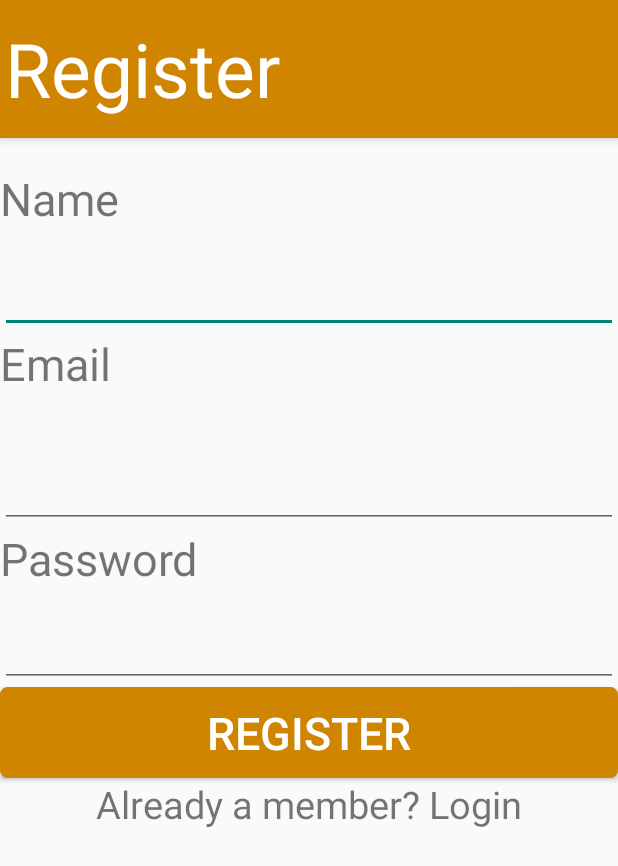
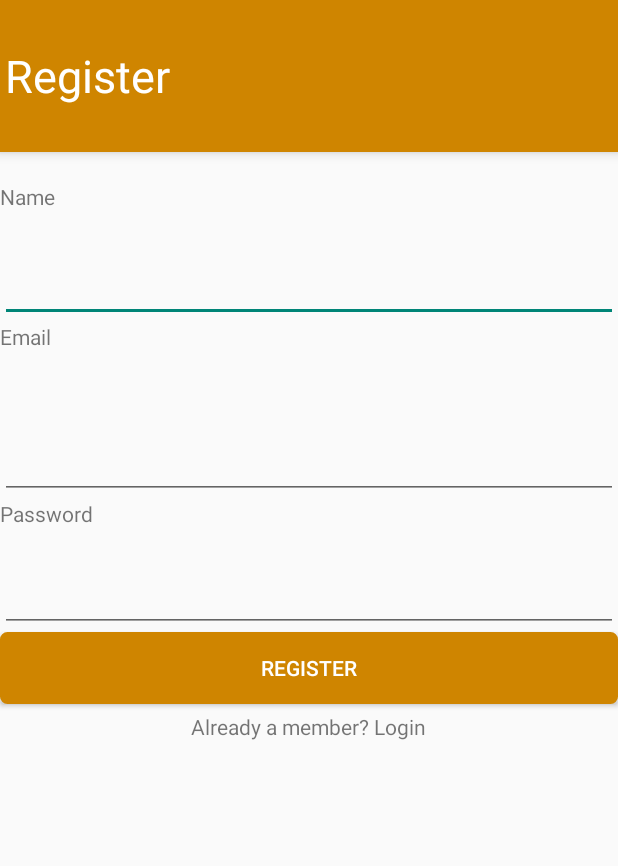
Before and after one commit to Pop-Circle/Personal-Assistant, an Android app: the screen it shows after launch (Register), after a tap on "No account yet? Create One", on a phone screen of 412 x 824 dp. Shown: the top 866 px of the screen. Run offline under Robolectric (Android 15) with nearby library versions, the phone set to English and light mode, and no system bars.

Commit message:
Completed Login and register and added code to budget
Budget not yet working properly

```diff
--- a/PersonalAssistant/app/src/main/AndroidManifest.xml
+++ b/PersonalAssistant/app/src/main/AndroidManifest.xml
@@ -34,13 +34,14 @@
 
         </activity>
         <activity android:name=".Login">
+
+        </activity>
+        <activity android:name=".Budget">
             <intent-filter>
                 <action android:name="android.intent.action.MAIN" />
 
                 <category android:name="android.intent.category.LAUNCHER" />
             </intent-filter>
-        </activity>
-        <activity android:name=".Budget">
         </activity>
         <receiver android:name=".silent" >
             <intent-filter>
--- a/PersonalAssistant/app/src/main/java/pop_circle/personalassistant/Budget.java
+++ b/PersonalAssistant/app/src/main/java/pop_circle/personalassistant/Budget.java
@@ -3,6 +3,7 @@ package pop_circle.personalassistant;
 import android.app.AlertDialog;
 import android.content.Context;
 import android.content.DialogInterface;
+import android.content.Intent;
 import android.os.Bundle;
 import android.support.v7.app.AppCompatActivity;
 import android.view.LayoutInflater;
@@ -19,16 +20,29 @@ import android.widget.TextView;
  */
 public class Budget extends AppCompatActivity {
 
-    private Button addIncome, addExpense, visualize;
-
+    private Button addIncome, addExpense, visualize, popaddInc, popaddExp;
+    private TextView income, expense, remainder;
+    private PaDbHelper db;
+    private int user;
+    private double inc, exp, rem;
     final Context context = this;
     protected void onCreate(Bundle savedInstanceState) {
         super.onCreate(savedInstanceState);
         setContentView(R.layout.activity_budget);
+        db =new PaDbHelper(this);
+        user= ((MyApplication) this.getApplication()).getLoggedUser();
+        if (user == -1)
+        {
+            Intent intent = new Intent(Budget.this, Login.class);
+            startActivity(intent);
+        }
         addIncome = (Button) findViewById(R.id.btnIncome);
         addExpense = (Button) findViewById(R.id.btnExp);
         visualize = (Button) findViewById(R.id.btnVisualize);
-
+        income = (TextView) findViewById(R.id.editIncome);
+        expense = (TextView) findViewById(R.id.editExp);
+        remainder = (TextView) findViewById(R.id.editRem);
+        updateValues();
         addIncome.setOnClickListener(new View.OnClickListener() {
             @Override
             public void onClick(View arg0) {
@@ -45,6 +59,17 @@ public class Budget extends AppCompatActivity {
 
                 final EditText userInput = (EditText) promptsView
                         .findViewById(R.id.edtInAmount);
+
+                popaddInc = (Button)  findViewById(R.id.addInc);
+                popaddInc.setOnClickListener(new View.OnClickListener() {
+                    @Override
+                    public void onClick(View v) {
+                        EditText amount = (EditText) findViewById(R.id.edtInAmount);
+                        db.updateIncome(Double.parseDouble(amount.getText().toString()), user);
+                        updateValues();
+                        finish();
+                    }
+                });
 
                 // set dialog message
                 /*
@@ -123,4 +148,14 @@ public class Budget extends AppCompatActivity {
 
 
     }
+
+    private void updateValues()
+    {
+        inc = db.getIncome(user);
+        exp = db.getExpense(user);
+        rem = inc - exp;
+        income.setText("R" + String.valueOf(inc));
+        expense.setText("R" +String.valueOf(exp));
+        remainder.setText("R" + String.valueOf(rem));
+    }
 }
--- a/PersonalAssistant/app/src/main/java/pop_circle/personalassistant/MyApplication.java
+++ b/PersonalAssistant/app/src/main/java/pop_circle/personalassistant/MyApplication.java
@@ -7,7 +7,7 @@ import android.app.Application;
  */
 public class MyApplication extends Application {
     //This class lets me make a global var of whos logged in. Cool right!?
-    private int userId;
+    private int userId = -1;
 
     public int getLoggedUser(){
         return userId;
--- a/PersonalAssistant/app/src/main/java/pop_circle/personalassistant/PaDbHelper.java
+++ b/PersonalAssistant/app/src/main/java/pop_circle/personalassistant/PaDbHelper.java
@@ -31,7 +31,8 @@ public class PaDbHelper extends SQLiteOpenHelper{
     private static final String KEY_EMAIL = "email";
     //FOR BUDGET SQL
     private static final String KEY_BUDGETIDTASK ="TaskUserId";
-    private static final String KEY_INCOME= "incom";
+    private static final String KEY_INCOME= "income";
+    private static final String KEY_TOTEX= "totalExpenses";
     private static final String KEY_HOUSEHOLD= "household";
     private static final String KEY_FOOD= "food";
     private static final String KEY_CREDIT= "credit";
@@ -85,8 +86,8 @@ public class PaDbHelper extends SQLiteOpenHelper{
         String budgetSQL = "CREATE TABLE IF NOT EXISTS " + TABLE_BUDGET + " ( "
                 + KEY_ID + " INTEGER PRIMARY KEY AUTOINCREMENT, "
                 + KEY_BUDGETIDTASK + " TEXT, "
-                + KEY_EMAIL+ " TEXT, "
                 + KEY_INCOME+ " DECIMAL(13, 2), "
+                + KEY_TOTEX+ " DECIMAL(13, 2), "
                 + KEY_HOUSEHOLD+ " DECIMAL(13, 2), "
                 + KEY_FOOD+ " DECIMAL(13, 2), "
                 + KEY_CREDIT+ " DECIMAL(13, 2), "
@@ -128,9 +129,10 @@ public class PaDbHelper extends SQLiteOpenHelper{
         values.put(KEY_EMAIL, em);
 // Inserting Row
         //To set up budget table
-       /* ContentValues valuesBudget = new ContentValues();
-        valuesBudget.put(KEY_EMAIL, em);
+        ContentValues valuesBudget = new ContentValues();
+        valuesBudget.put(KEY_BUDGETIDTASK, getUserId(_name));
         valuesBudget.put(KEY_INCOME, 0);
+        valuesBudget.put(KEY_TOTEX, 0);
         valuesBudget.put(KEY_HOUSEHOLD, 0);
         valuesBudget.put(KEY_FOOD, 0);
         valuesBudget.put(KEY_CREDIT, 0);
@@ -138,7 +140,7 @@ public class PaDbHelper extends SQLiteOpenHelper{
         valuesBudget.put(KEY_LUXURY, 0);
         valuesBudget.put(KEY_CONTRACTS, 0);
         valuesBudget.put(KEY_LOANS, 0);
-        db.insert(TABLE_BUDGET, null, valuesBudget);*/
+        db.insert(TABLE_BUDGET, null, valuesBudget);
         db.insert(TABLE_USERS, null, values);
         db.close(); // Closing database connection
     }
@@ -267,30 +269,7 @@ public class PaDbHelper extends SQLiteOpenHelper{
         return result;
     }
 
-    /* Test Login */
-    public int login(String _name, String _pass)
-    {
-        SQLiteDatabase db = this.getReadableDatabase();
-        String selection = "username = ? AND password = ?";
-        String[] selectionArgs = {_name, _pass};
 
-        Cursor c = db.query(TABLE_USERS, null, selection, selectionArgs, null, null, null);
-        int result = c.getCount();
-        c.close();
-        Log.wtf("test", "count " + result);
-        return result;
-    }
-
-    public int getUserId(String userName) {
-        SQLiteDatabase db = this.getReadableDatabase();
-        String query = "SELECT userId FROM users WHERE userName = ?";
-        String[] parameters = new String[] { userName };
-        Cursor cursor = db.rawQuery(query, parameters);
-        if (cursor.moveToFirst())
-            return cursor.getInt(cursor.getColumnIndex("userId"));
-        else
-            return -1; // not found
-    }
 
     /* Update an event*/
     public int updateEvent(Event event)
@@ -317,6 +296,66 @@ public class PaDbHelper extends SQLiteOpenHelper{
         db.close();
     }
 
+    /************************************** login stuffs*****************/
+     /* Test Login */
+    public int login(String _name, String _pass)
+    {
+        SQLiteDatabase db = this.getReadableDatabase();
+        String selection = "username = ? AND password = ?";
+        String[] selectionArgs = {_name, _pass};
+
+        Cursor c = db.query(TABLE_USERS, null, selection, selectionArgs, null, null, null);
+        int result = c.getCount();
+        c.close();
+        Log.wtf("test", "count " + result);
+        return result;
+    }
+
+    public int getUserId(String userName) {
+        SQLiteDatabase db = this.getReadableDatabase();
+        String query = "SELECT userId FROM users WHERE userName = ?";
+        String[] parameters = new String[] { userName };
+        Cursor cursor = db.rawQuery(query, parameters);
+        if (cursor.moveToFirst())
+            return cursor.getInt(cursor.getColumnIndex("userId"));
+        else
+            return -1; // not found
+    }
+
+    /*********************************** Budget Stuff************************************/
+
+    public double getIncome(int userid)
+    {
+        SQLiteDatabase db = this.getReadableDatabase();
+        String query = "SELECT income FROM budget WHERE TaskUserId = ?";
+        String[] parameters = new String[] {String.valueOf(userid)};
+        Cursor cursor = db.rawQuery(query, parameters);
+        if (cursor.moveToFirst())
+            return cursor.getDouble(cursor.getColumnIndex("income"));
+        else
+            return -1; // not found
+    }
+
+    public void updateIncome(double _val, int user)
+    {
+        SQLiteDatabase db = this.getWritableDatabase();
+        ContentValues values = new ContentValues();
+        values.put(KEY_INCOME, _val);
+        db.update(TABLE_BUDGET, values, KEY_BUDGETIDTASK + " = ?",
+                new String[]{String.valueOf(user)});
+    }
 
 
+    public double getExpense(int userid)
+    {
+        SQLiteDatabase db = this.getReadableDatabase();
+        String query = "SELECT income FROM budget WHERE TaskUserId = ?";
+        String[] parameters = new String[] {String.valueOf(userid)};
+        Cursor cursor = db.rawQuery(query, parameters);
+        if (cursor.moveToFirst())
+            return cursor.getDouble(cursor.getColumnIndex("totalExpenses"));
+        else
+            return -1; // not found
+    }
+
 }
--- a/PersonalAssistant/app/src/main/java/pop_circle/personalassistant/Register.java
+++ b/PersonalAssistant/app/src/main/java/pop_circle/personalassistant/Register.java
@@ -25,7 +25,7 @@ public class Register extends AppCompatActivity{
         setContentView(R.layout.activity_register);
         name = (EditText) findViewById(R.id.editName);
         pass = (EditText) findViewById(R.id.editPass);
-        pass = (EditText) findViewById(R.id.editEmail);
+        email = (EditText) findViewById(R.id.editEmail);
         regButt = (Button) findViewById(R.id.buttReg);
         log = (TextView) findViewById(R.id.txtLoginClick);
         log.setOnClickListener(new View.OnClickListener() {
--- a/PersonalAssistant/app/src/main/res/layout/activity_login.xml
+++ b/PersonalAssistant/app/src/main/res/layout/activity_login.xml
@@ -50,13 +50,15 @@
     <EditText
         android:layout_width="match_parent"
         android:layout_height="wrap_content"
-        android:inputType="textPersonName"
         android:ems="10"
         android:id="@+id/editPassLog"
         android:layout_gravity="center_horizontal"
         android:layout_weight="0.05"
         android:focusable="true"
-        android:focusableInTouchMode="true" />
+        android:focusableInTouchMode="true"
+        android:inputType="textPassword"
+        android:password="true"/>
+
 <LinearLayout
     android:layout_width="wrap_content"
     android:layout_height="wrap_content"
--- a/PersonalAssistant/app/src/main/res/layout/activity_register.xml
+++ b/PersonalAssistant/app/src/main/res/layout/activity_register.xml
@@ -18,7 +18,7 @@
         android:text="Register"
         android:id="@+id/textReg"
         android:layout_weight="0.11"
-        android:textSize="50dp"
+        android:textSize="30dp"
         android:textColor="#ffffff"/>
 
     <TextView
@@ -27,8 +27,7 @@
         android:layout_marginTop="20dp"
         android:text="Name"
         android:id="@+id/textName"
-        android:layout_weight="0.02"
-        android:textSize="30dp" />
+        android:layout_weight="0.02" />
 
     <EditText
         android:layout_width="match_parent"
@@ -44,8 +43,7 @@
         android:layout_width="wrap_content"
         android:layout_height="wrap_content"
         android:text="Email"
-        android:id="@+id/textView2"
-        android:textSize="30dp" />
+        android:id="@+id/textView2" />
 
     <EditText
         android:layout_width="match_parent"
@@ -61,38 +59,37 @@
         android:layout_width="wrap_content"
         android:layout_height="wrap_content"
         android:text="Password"
-        android:id="@+id/textPass"
-        android:textSize="30dp" />
+        android:id="@+id/textPass" />
 
     <EditText
         android:layout_width="match_parent"
         android:layout_height="wrap_content"
-        android:inputType="textPersonName"
         android:ems="10"
         android:id="@+id/editPass"
         android:layout_gravity="center_horizontal"
         android:layout_weight="0.05"
         android:focusable="true"
-        android:focusableInTouchMode="true" />
+        android:focusableInTouchMode="true"
+        android:inputType="textPassword"
+        android:password="true"/>
 
     <Button
         android:layout_width="match_parent"
         android:layout_height="wrap_content"
         android:text="Register"
         android:id="@+id/buttReg"
-        android:textSize="30dp"
         android:layout_gravity="center_horizontal"
         android:background="@drawable/custom_button"
         android:textColor="#ffffff"/>
 
     <TextView
+        android:layout_marginTop="5dp"
         android:layout_width="wrap_content"
         android:layout_height="wrap_content"
         android:text="Already a member? Login"
         android:id="@+id/txtLoginClick"
         android:layout_gravity="center_horizontal"
         android:layout_weight="0.11"
-        android:textSize="25dp"
         android:clickable="true"
         android:gravity="left" />
 
```
Also changed, not shown: PersonalAssistant/app/src/main/java/pop_circle/personalassistant/Login.java (+3 -5 lines).
